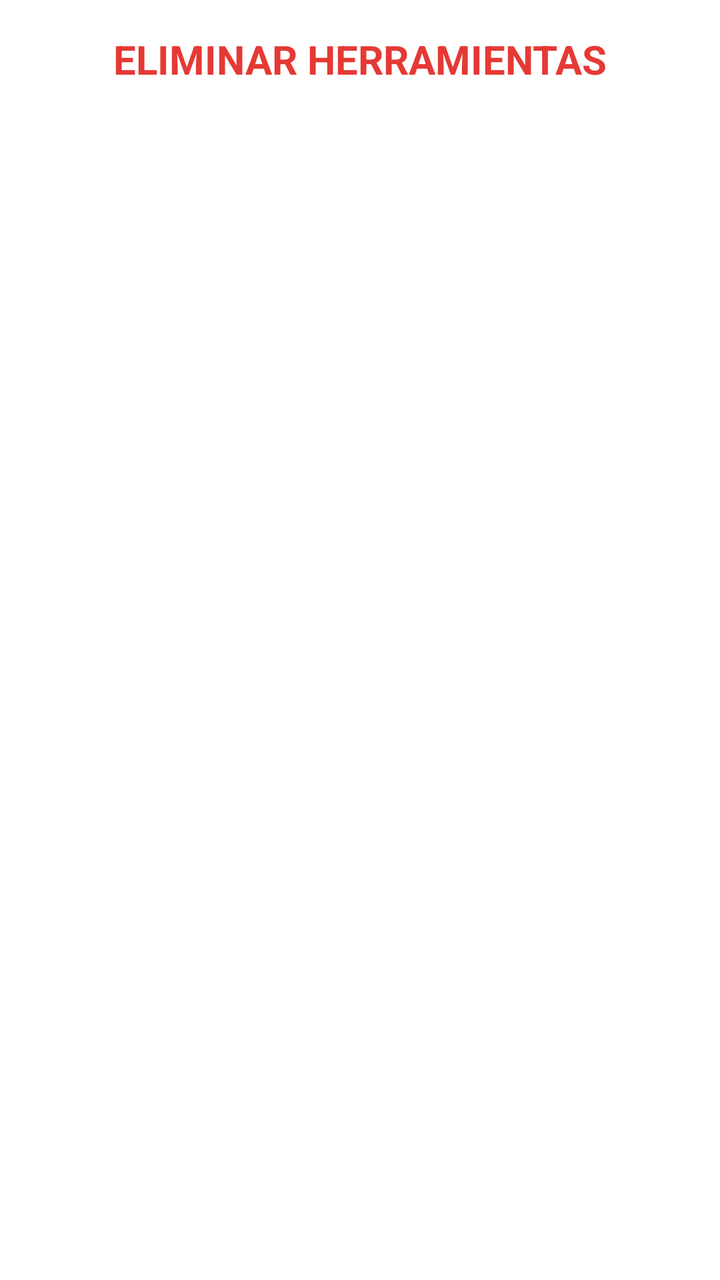
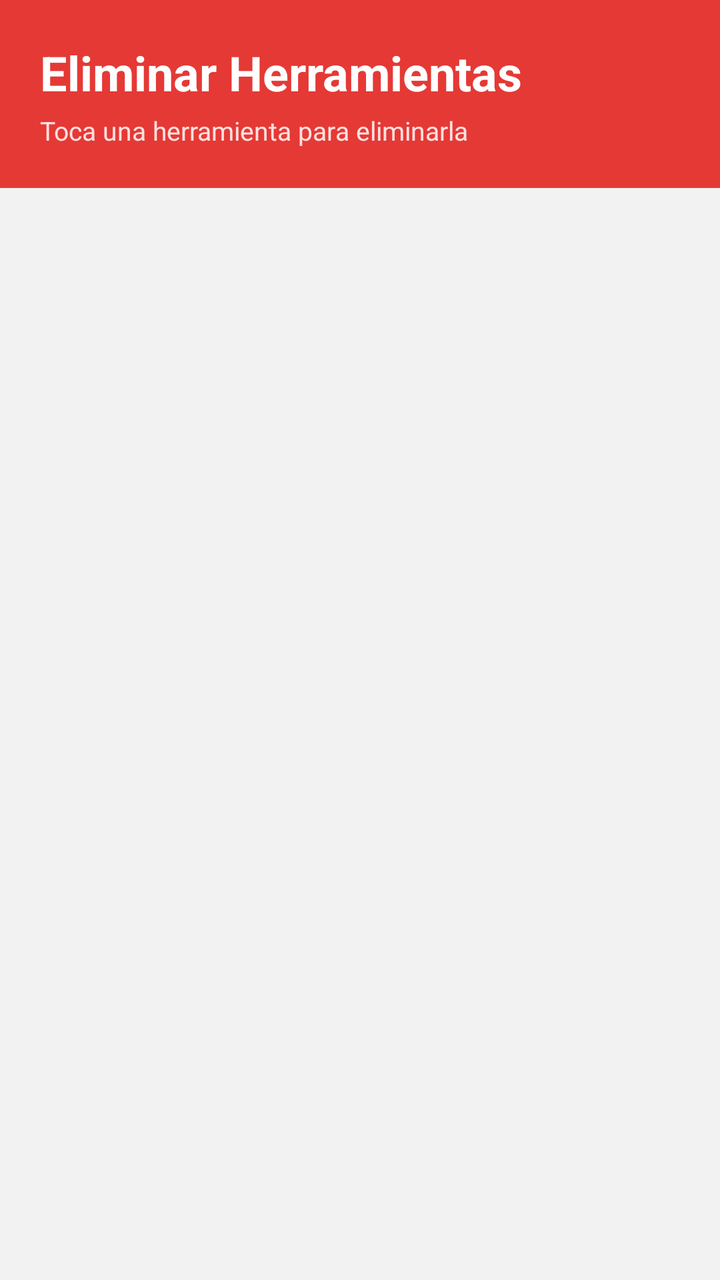

Screens rendered from an Android XML layout before and after an edit, with the pre-edit source and the edit as a unified diff.
<!-- AndroidManifest.xml: application theme Theme.MyApplication -->
<!-- res/layout/fragment_configuracion.xml -->
<?xml version="1.0" encoding="utf-8"?>
<LinearLayout xmlns:android="http://schemas.android.com/apk/res/android"
    android:layout_width="match_parent"
    android:layout_height="match_parent"
    android:orientation="vertical"
    android:background="#FFFFFF"
    android:padding="16dp">

    <TextView
        android:layout_width="wrap_content"
        android:layout_height="wrap_content"
        android:text="ELIMINAR HERRAMIENTAS"
        android:textColor="#E53935"
        android:textSize="20sp"
        android:textStyle="bold"
        android:layout_gravity="center"
        android:layout_marginBottom="16dp"/>

    <ListView
        android:id="@+id/lstHerramientas"
        android:layout_width="match_parent"
        android:layout_height="match_parent"
        android:background="#FFFFFF"
        android:divider="#E0E0E0"
        android:dividerHeight="1dp"
        android:padding="8dp"/>

</LinearLayout>
<!-- resources referenced by this layout -->
<resources>
  <style name="Theme.MyApplication" parent="Base.Theme.MyApplication" />
  <style name="Base.Theme.MyApplication" parent="Theme.Material3.DayNight.NoActionBar">
          
          
      </style>
</resources>

<!-- the commit's change to res/layout/fragment_configuracion.xml (unified diff, before → after) -->
@@ -3,26 +3,41 @@
     android:layout_width="match_parent"
     android:layout_height="match_parent"
     android:orientation="vertical"
-    android:background="#FFFFFF"
-    android:padding="16dp">
+    android:background="#F2F2F2">
 
-    <TextView
-        android:layout_width="wrap_content"
+    
+    <LinearLayout
+        android:layout_width="match_parent"
         android:layout_height="wrap_content"
-        android:text="ELIMINAR HERRAMIENTAS"
-        android:textColor="#E53935"
-        android:textSize="20sp"
-        android:textStyle="bold"
-        android:layout_gravity="center"
-        android:layout_marginBottom="16dp"/>
+        android:orientation="vertical"
+        android:background="#E53935"
+        android:padding="20dp">
 
-    <ListView
-        android:id="@+id/lstHerramientas"
+        <TextView
+            android:layout_width="wrap_content"
+            android:layout_height="wrap_content"
+            android:text="Eliminar Herramientas"
+            android:textColor="#FFFFFF"
+            android:textSize="24sp"
+            android:textStyle="bold"/>
+
+        <TextView
+            android:layout_width="wrap_content"
+            android:layout_height="wrap_content"
+            android:text="Toca una herramienta para eliminarla"
+            android:textColor="#FFE0E0"
+            android:textSize="13sp"
+            android:layout_marginTop="4dp"/>
+
+    </LinearLayout>
+
+    
+    <androidx.recyclerview.widget.RecyclerView
+        android:id="@+id/rvHerramientas"
         android:layout_width="match_parent"
         android:layout_height="match_parent"
-        android:background="#FFFFFF"
-        android:divider="#E0E0E0"
-        android:dividerHeight="1dp"
-        android:padding="8dp"/>
+        android:paddingHorizontal="12dp"
+        android:paddingTop="12dp"
+        android:clipToPadding="false"/>
 
 </LinearLayout>
